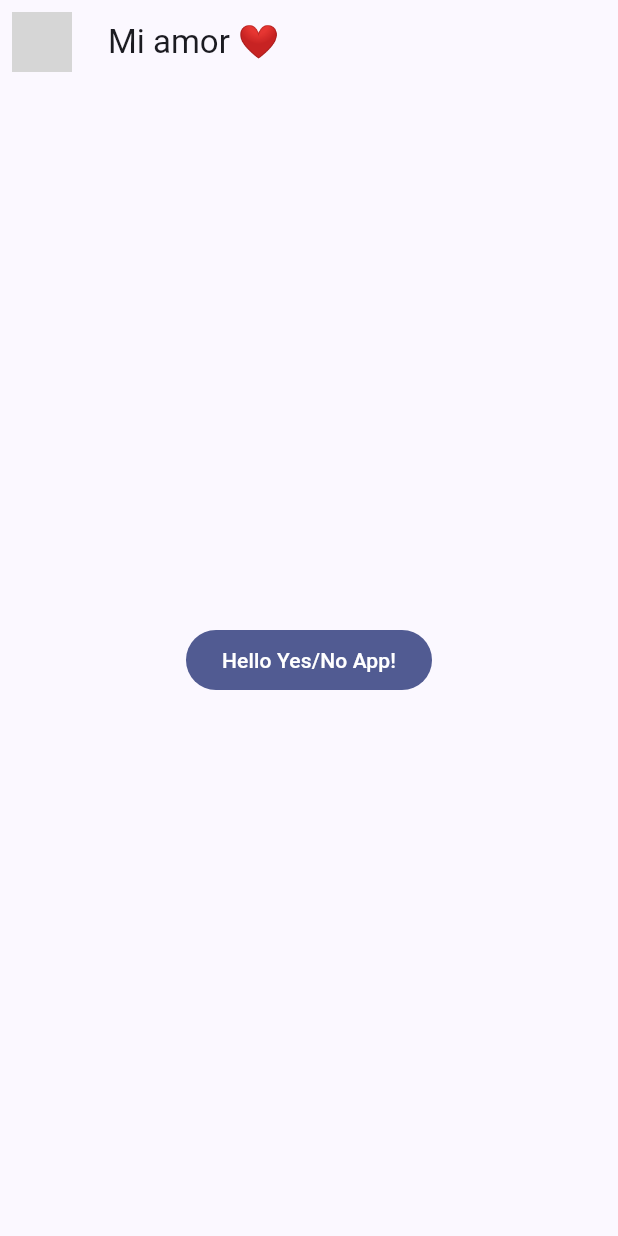
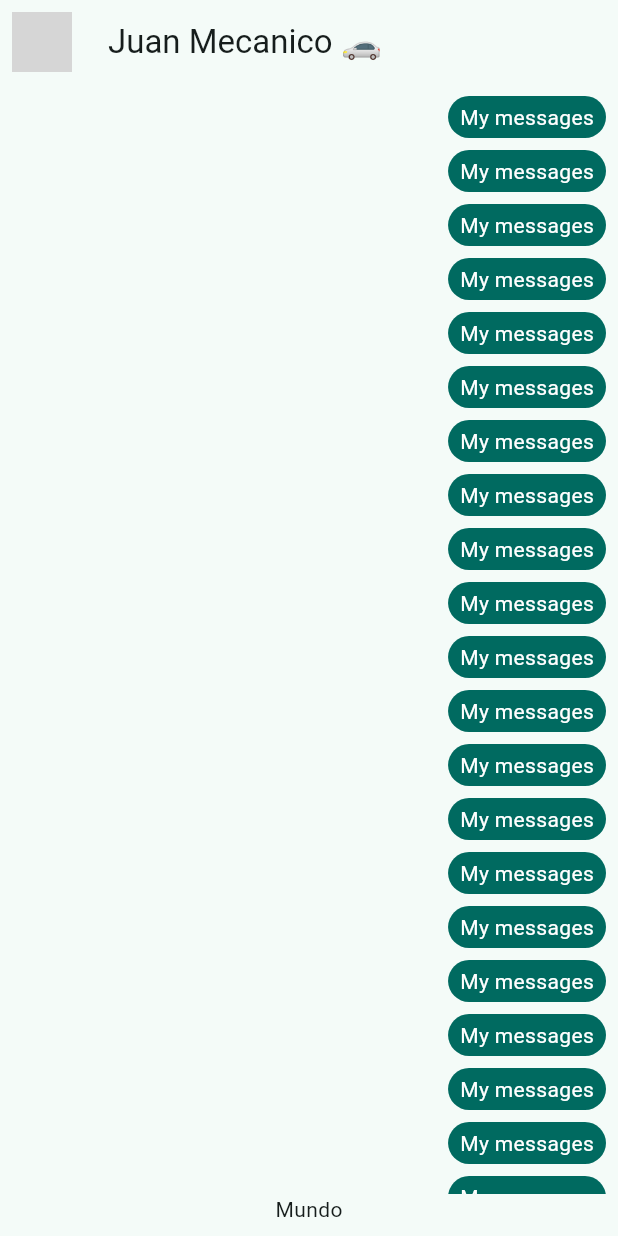
Before and after one commit to jlopezlira/yes-no, a Flutter app: the screen it shows after launch, on a phone screen of 412 x 824 dp. Run offline on Flutter 3.47's test engine with Material 2 defaults, Android fonts, the phone set to English and light mode, and no system bars; network calls fail; grey boxes are pictures that could not be loaded.

Commit message:
style(main.dart): change selectedColor value from 9 to 6 in AppTheme to match design requirements feat(chat_screen.dart): change app bar title and leading to match design requirements feat(chat_screen.dart): add _ChatView widget to display messages and a MyMessageBubble widget to display user messages feat(my_message_bubble.dart): add MyMessageBubble widget to display user messages in chat view

```diff
--- a/lib/main.dart
+++ b/lib/main.dart
@@ -13,7 +13,7 @@ class MyApp extends StatelessWidget {
       // debugShowMaterialGrid: true,
       debugShowCheckedModeBanner: false,
       theme: AppTheme(
-        selectedColor: 9,
+        selectedColor: 6,
       ).theme(),
       title: 'Yes/No App',
       home: const ChatScreen(),
--- a/lib/screens/chat/chat_screen.dart
+++ b/lib/screens/chat/chat_screen.dart
@@ -1,4 +1,5 @@
 import 'package:flutter/material.dart';
+import 'package:yes_no/widgets/chat/my_message_bubble.dart';
 
 class ChatScreen extends StatelessWidget {
   const ChatScreen({super.key});
@@ -7,18 +8,39 @@ class ChatScreen extends StatelessWidget {
   Widget build(BuildContext context) {
     return Scaffold(
       appBar: AppBar(
-          title: const Text('Mi amor ❤️'),
+        title: const Text('Juan Mecanico 🚗'),
         centerTitle: false,
         leading: const Padding(
           padding: EdgeInsets.all(8.0),
           child: CircleAvatar(
-              backgroundImage: NetworkImage("https://randomuser.me/api/portraits/women/88.jpg"),
+            backgroundImage: NetworkImage(
+                "https://randomuser.me/api/portraits/women/88.jpg"),
           ),
-          ) ,
         ),
-        body: Center(
-          child: FilledButton(onPressed: () {  },
-          child: const Text('Hello Yes/No App!')),
+      ),
+      body: _ChatView(),
+    );
+  }
+}
+
+class _ChatView extends StatelessWidget {
+  @override
+  Widget build(BuildContext context) {
+    return SafeArea(
+      child: Padding(
+        padding: const EdgeInsets.all(8.0),
+        child: Column(
+          children: [
+            Expanded(
+                child: ListView.builder(
+              itemCount: 100,
+              itemBuilder: (BuildContext context, int index) {
+                return const MyMessageBubble();
+              },
+            )),
+            const Text('Mundo')
+          ],
+        ),
       ),
     );
   }
--- /dev/null
+++ b/lib/widgets/chat/my_message_bubble.dart
@@ -0,0 +1,32 @@
+import 'package:flutter/material.dart';
+
+class MyMessageBubble extends StatelessWidget {
+  const MyMessageBubble({super.key});
+
+  @override
+  Widget build(BuildContext context) {
+    final Color colors = Theme.of(context).colorScheme.primary;
+
+    return Column(
+      crossAxisAlignment: CrossAxisAlignment.end,
+      children: [
+        Container(
+          decoration: BoxDecoration(
+            color: colors,
+            borderRadius: BorderRadius.circular(20),
+          ),
+          child: const Padding(
+            padding: EdgeInsets.symmetric(horizontal: 8.0, vertical: 4.0),
+            child: Text(
+              'My messages',
+              style: TextStyle(color: Colors.white),
+            ),
+          ),
+        ),
+        const SizedBox(
+          height: 8,
+        ),
+      ],
+    );
+  }
+}
```
Lines whose indentation alone changed are shown as unchanged.
